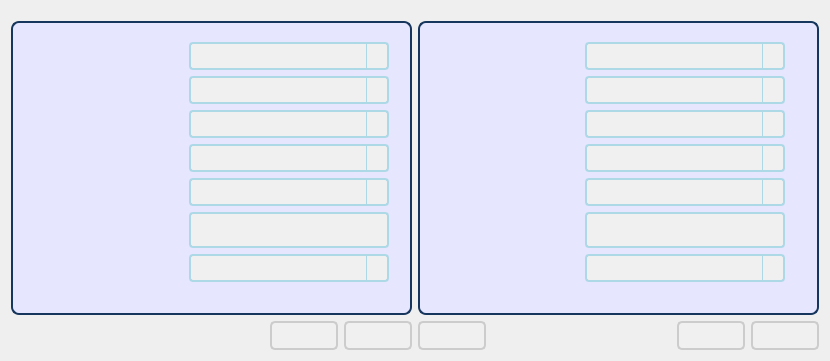
cagavriloaie/WFlowLab, file meter/interface.ui: the form before one commit.
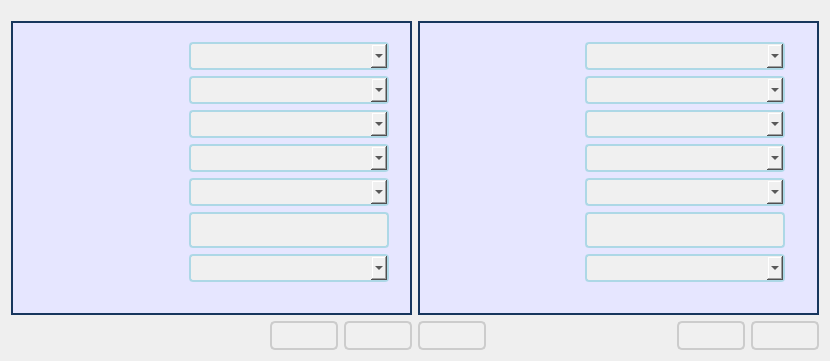
The form after the commit. Icons and pictures are not drawn.

```diff
--- a/meter/interface.ui
+++ b/meter/interface.ui
@@ -36,6 +36,12 @@
     font-size: 12pt; /* Base font size */
 }
 
+/* Common border style */
+.common-border {
+    border: 2px solid #ADD8E6; /* Light blue border */
+    border-radius: 4px; /* Rounded corners */
+}
+
 /* QPushButton */
 QPushButton {
     padding: 5px 10px;
@@ -49,35 +55,120 @@
     border: 2px solid #aaa; /* Darker gray border on hover */
 }
 
+/* QGroupBox */
+QGroupBox {
+    border: 2px solid rgba(0, 0, 0, 0.36); /* Black with transparency */
+    background-color: #E6E6FF; /* Light purple background */
+    margin-top: 10px;
+    padding-top: 10px; /* Padding for the top of the group box */
+}
+
+/* QGroupBox Title */
+QGroupBox::title {
+    subcontrol-origin: margin;
+    left: 7px;
+    padding: 5px; /* Adjusted padding for better appearance */
+}
+
+/* QRadioButton */
+QRadioButton {
+    spacing: 5px; /* Space between text and indicator */
+}
+
+QRadioButton::indicator {
+    width: 10px; /* Further reduced width */
+    height: 10px; /* Further reduced height */
+    border-radius: 5px; /* Half of width and height to maintain circular shape */
+    background-color: #f0f0f0; /* Light gray background */
+    border: 1px solid #ADD8E6; /* Light blue border */
+}
+
+QRadioButton::indicator:checked {
+    background-color: #ADD8E6; /* Light blue background when checked */
+    border: 1px solid #0078D7; /* Darker blue border when checked */
+}
+
+QRadioButton::indicator:unchecked {
+    background-color: #f0f0f0; /* Light gray background when unchecked */
+    border: 1px solid #ADD8E6; /* Light blue border when unchecked */
+}
+
+/* Menu Bar */
+QMenuBar {
+    background-color: #f0f0f0; /* Light gray background */
+    border: 1px solid #ccc; /* Light gray border */
+}
+
+/* Base Menu */
+QMenu {
+    background-color: #f0f0f0; /* Light gray background */
+    border: 1px solid #ccc; /* Light gray border */
+    padding: 4px; /* Adjust padding */
+}
+
+/* Menu Item */
+QMenu::item {
+    background-color: transparent; /* Transparent background */
+    padding: 4px 24px; /* Adjust padding */
+}
+
+QMenu::item:selected {
+    background-color: #d7d9d7; /* Light gray background when selected */
+}
+
+/* Disabled Menu Item */
+QMenu::item:disabled {
+    color: #999; /* Gray color for disabled items */
+}
+
+/* Separator */
+QMenu::separator {
+    height: 1px;
+    background-color: #ccc; /* Light gray separator */
+    margin: 4px 0; /* Adjust margin */
+}
+
+/* Action */
+QMenuBar::item,
+QMenu::item {
+    background: transparent;
+    padding: 4px 10px;
+    color: black;
+}
+
+QMenuBar::item:selected,
+QMenu::item:selected {
+    background: #f0f0f0;
+    color: black;
+    border-radius: 4px;
+}
+
+QMenuBar::item:pressed,
+QMenu::item:pressed {
+    background-color: #d7d9d7;
+    border-radius: 4px;
+}
+
 /* QComboBox */
 QComboBox {
     border: 2px solid #ADD8E6; /* Light blue border */
     border-radius: 4px; /* Rounded corners */
-    padding: 2px;
+    padding: 2px; /* Padding inside the combo box */
     min-height: 20px; /* Adjust the minimum height */
     background-color: #f0f0f0; /* Light gray background */
+    padding-right: 20px; /* Space for the arrow */
 }
 
+/* QComboBox Dropdown */
 QComboBox QAbstractItemView {
+    background-color: #ffffff; /* White background for the dropdown to avoid transparency */
     border: 2px solid #ADD8E6; /* Light blue border for the dropdown */
 }
 
-QComboBox::drop-down {
-    subcontrol-origin: padding;
-    subcontrol-position: top right;
-    width: 20px; /* Adjust width as needed */
-    border-left: 1px solid #ADD8E6; /* Light blue border for the drop-down button */
-}
-
+/* Dropdown Arrow */
 QComboBox::down-arrow {
-    width: 0;
-    height: 0;
-}
-
-QComboBox::down-arrow:disabled {
-    image: url(circle.png); /* Replace with your own circle image */
-    width: 16px; /* Adjust width of circle */
-    height: 16px; /* Adjust height of circle */
+    width: 10px; /* Adjust width of the arrow */
+    height: 10px; /* Adjust height of the arrow */
 }
 
 /* QLineEdit */
@@ -86,25 +177,7 @@
     border-radius: 4px; /* Rounded corners */
     height: 28px; /* Adjusted height */
     padding: 2px; /* Adjust padding if needed */
-    background-color: #f0f0f0; /* Light gray background */
-}
-
-/* QGroupBox */
-QGroupBox {
-    border: 2px solid black;
-    border-color: rgba(0, 0, 0, 0.36); /* Black with transparency */
-    background-color: #E6E6FF; /* Light purple background */
-    font-family: Verdana, Arial, sans-serif; /* Use Verdana for group box */
-    font-size: 12pt; /* Font size */
-    margin-top: 10px;
-    border-radius: 8px; /* Rounded corners */
-    padding-top: 10px; /* Padding for the top of the group box */
-}
-
-QGroupBox::title {
-    subcontrol-origin: margin;
-    left: 7px;
-    padding: 5px; /* Adjusted padding for better appearance */
+    background-color: #f0f0f0; /* Light gray background to match QComboBox */
 }
 </string>
   </property>
```
